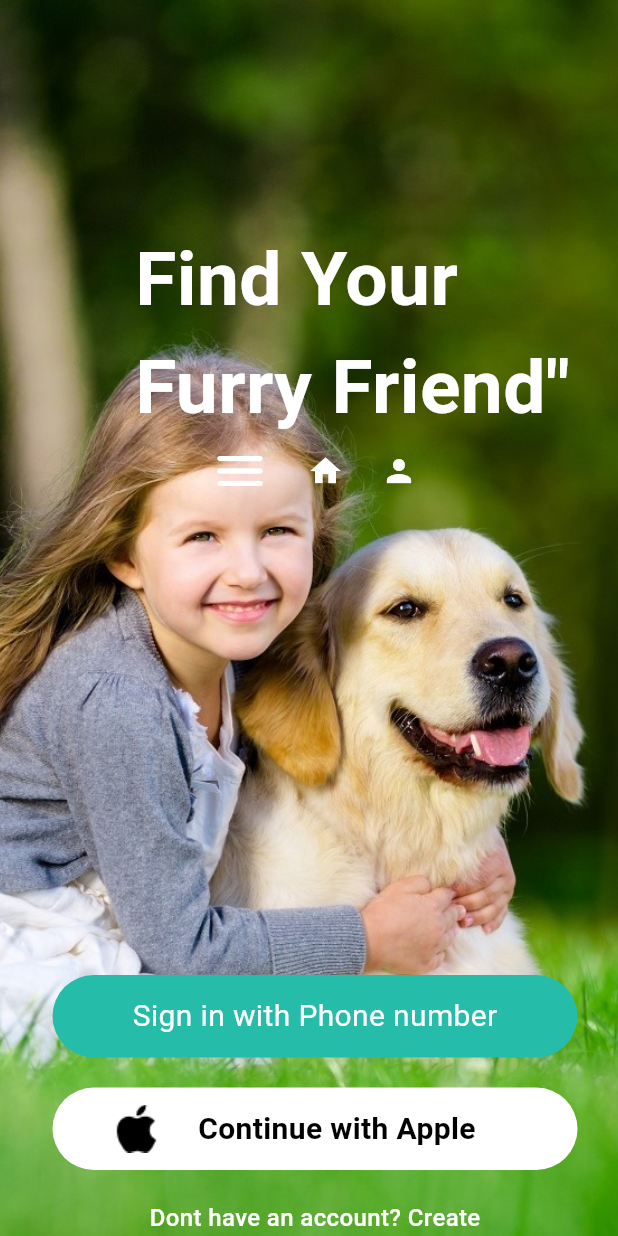
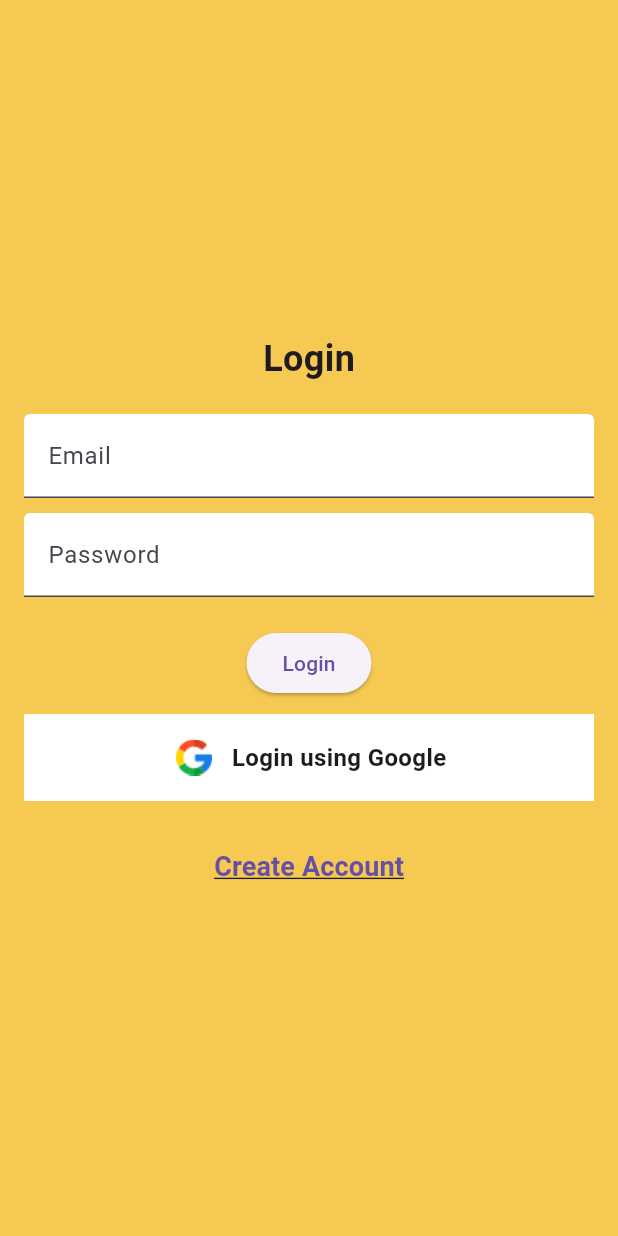
Before and after one commit to Chinmayee1103/Pawprints, a Flutter app: the screen it shows after launch, after a tap on "I am a User", on a phone screen of 412 x 824 dp. Run offline on Flutter 3.47's test engine with Material 3 defaults, Android fonts, the phone set to English and light mode, and no system bars; our stand-ins replace firebase_core, google_fonts; accounts and stored records are empty.

Commit message:
Changed the loginpage.dart

```diff
--- a/lib/ChoicePage.dart
+++ b/lib/ChoicePage.dart
@@ -1,6 +1,7 @@
 import 'package:flutter/material.dart';
 import 'package:pet_adoption/OrganizationLoginPage.dart';
 import 'package:pet_adoption/loginpage.dart';
+import 'dart:ui'; // Import for the blur effect
 
 class ChoicePage extends StatelessWidget {
   @override
@@ -8,12 +9,22 @@ class ChoicePage extends StatelessWidget {
     return Scaffold(
       body: Stack(
         children: [
+          // Background image
           Image.asset(
             'assets/choicepage3.jpeg', // Replace with your background image
             fit: BoxFit.cover,
             height: double.infinity,
             width: double.infinity,
           ),
+          // Blur effect
+          BackdropFilter(
+            filter: ImageFilter.blur(sigmaX: 5.0, sigmaY: 5.0),
+            child: Container(
+              color: Colors.black
+                  .withOpacity(0.3), // Optional: Add a semi-transparent overlay
+            ),
+          ),
+          // Buttons
           Align(
             alignment: Alignment.bottomCenter,
             child: Padding(
--- a/lib/intro_screen.dart
+++ b/lib/intro_screen.dart
@@ -1,5 +1,6 @@
 import 'dart:async';
 import 'package:flutter/material.dart';
+import 'package:google_fonts/google_fonts.dart';
 import 'package:pet_adoption/First.dart';
 import 'package:pet_adoption/loginpage.dart';
 import 'package:pet_adoption/ChoicePage.dart';
@@ -41,7 +42,7 @@ class _intro_screenState extends State<intro_screen> {
             SizedBox(height: 20), // Add some space between the image and text
             Text(
               'PawPrints',
-              style: TextStyle(
+              style: GoogleFonts.abel(
                 fontSize: 24,
                 fontWeight: FontWeight.bold,
                 color: Colors.black,
--- a/lib/loginpage.dart
+++ b/lib/loginpage.dart
@@ -1,183 +1,95 @@
 import 'package:flutter/material.dart';
-import 'package:pet_adoption/First.dart';
+
+void main() {
+  runApp(MaterialApp(
+    home: LoginPage(),
+  ));
+}
 
 class LoginPage extends StatelessWidget {
-  const LoginPage({super.key});
-
   @override
   Widget build(BuildContext context) {
     return Scaffold(
-      body: SingleChildScrollView(
-        child: Column(
-          crossAxisAlignment: CrossAxisAlignment.start,
-          children: [
-            Stack(
+      body: Container(
+        color: Color(0xffF6C953), // Background color
+        child: Center(
+          child: Padding(
+            padding: const EdgeInsets.all(16.0),
+            child: Column(
+              mainAxisAlignment: MainAxisAlignment.center,
               children: [
-                Image.asset(
-                  'assets/intro4.jpeg',
-                  fit: BoxFit.cover,
-                  height: 900,
+                Text(
+                  'Login',
+                  style: TextStyle(
+                    fontSize: 24.0,
+                    fontWeight: FontWeight.bold,
+                  ),
                 ),
-                Padding(
-                  padding: const EdgeInsets.only(top: 150, left: 90),
-                  child: Column(
-                    crossAxisAlignment: CrossAxisAlignment.start,
+                SizedBox(height: 20.0),
+                TextFormField(
+                  decoration: InputDecoration(
+                    labelText: 'Email',
+                    filled: true,
+                    fillColor: Colors.white,
+                  ),
+                ),
+                SizedBox(height: 10.0),
+                TextFormField(
+                  decoration: InputDecoration(
+                    labelText: 'Password',
+                    filled: true,
+                    fillColor: Colors.white,
+                  ),
+                  obscureText: true,
+                ),
+                SizedBox(height: 20.0),
+                ElevatedButton(
+                  onPressed: () {
+                    // Implement login functionality
+                  },
+                  child: Text('Login'),
+                ),
+                SizedBox(height: 10.0),
+                Container(
+                  decoration: BoxDecoration(
+                    color: Colors.white,
+                    borderRadius: BorderRadius.circular(0),
+                  ),
+                  padding: EdgeInsets.all(14.0),
+                  child: Row(
+                    mainAxisAlignment: MainAxisAlignment.center,
                     children: [
+                      Image.asset(
+                        'assets/google.png', // Path to your Google icon asset
+                        height: 30.0,
+                        width: 30.0,
+                      ),
+                      SizedBox(width: 10.0),
                       Text(
-                        'Find Your Furry Friend"',
+                        'Login using Google',
                         style: TextStyle(
-                          fontSize: 50,
+                          fontSize: 16.0,
                           fontWeight: FontWeight.bold,
-                          color: Colors.white,
-                        ),
-                      ),
-                      SizedBox(
-                        width: 200,
-                        child: Row(
-                          mainAxisAlignment: MainAxisAlignment.start,
-                          children: [
-                            SizedBox(width: 50),
-                            Icon(
-                              Icons.menu_rounded,
-                              color: Colors.white,
-                              size: 40,
-                            ),
-                            SizedBox(width: 25),
-                            GestureDetector(
-                              onTap: () {
-                                // Navigate to the desired screen/page
-                                Navigator.push(
-                                  context,
-                                  MaterialPageRoute(
-                                    builder: (context) => First(),
-                                  ),
-                                );
-                              },
-                              child: Icon(
-                                Icons.home,
-                                color: Colors.white,
-                              ),
-                            ),
-                            SizedBox(width: 25),
-                            GestureDetector(
-                              onTap: () {
-                                // Navigate to the desired screen/page
-                                Navigator.push(
-                                  context,
-                                  MaterialPageRoute(
-                                    builder: (context) => First(),
-                                  ),
-                                );
-                              },
-                              child: Icon(
-                                Icons.person,
-                                color: Colors.white,
-                              ),
-                            ),
-                          ],
                         ),
                       ),
                     ],
                   ),
                 ),
-                Padding(
-                  padding: const EdgeInsets.only(top: 650, left: 35),
-                  child: Column(
-                    children: [
-                      GestureDetector(
-                        onTap: () {
-                          // Navigate to the desired screen/page
-                          Navigator.push(
-                            context,
-                            MaterialPageRoute(
-                              builder: (context) => First(),
-                            ),
-                          );
-                        },
-                        child: Container(
-                          height: 55,
-                          width: 350,
-                          decoration: BoxDecoration(
-                            color: Color(0xff25BCA9),
-                            borderRadius: BorderRadius.circular(30),
-                          ),
-                          child: Center(
-                            child: Text(
-                              'Sign in with Phone number',
-                              style: TextStyle(
-                                color: Colors.white,
-                                fontSize: 20,
-                                fontWeight: FontWeight.w400,
-                              ),
-                            ),
-                          ),
-                        ),
-                      ),
-                      SizedBox(height: 20),
-                      Container(
-                        height: 55,
-                        width: 350,
-                        decoration: BoxDecoration(
-                          color: Colors.white,
-                          borderRadius: BorderRadius.circular(30),
-                        ),
-                        child: Padding(
-                          padding: const EdgeInsets.only(left: 40),
-                          child: GestureDetector(
-                            onTap: () {
-                              // Navigate to the desired screen/page
-                              Navigator.push(
-                                context,
-                                MaterialPageRoute(
-                                  builder: (context) => First(),
-                                ),
-                              );
-                            },
-                            child: Center(
-                              child: Row(
-                                children: [
-                                  Image.asset('assets/apple-logo (1).png'),
-                                  SizedBox(width: 25),
-                                  Text(
-                                    'Continue with Apple',
-                                    style: TextStyle(
-                                      color: Colors.black,
-                                      fontSize: 20,
-                                      fontWeight: FontWeight.w600,
-                                    ),
-                                  ),
-                                ],
-                              ),
-                            ),
-                          ),
-                        ),
-                      ),
-                      SizedBox(height: 20),
-                      GestureDetector(
-                        onTap: () {
-                          // Navigate to the desired screen/page
-                          Navigator.push(
-                            context,
-                            MaterialPageRoute(
-                              builder: (context) => First(),
-                            ),
-                          );
-                        },
-                        child: Text(
-                          'Dont have an account? Create',
-                          style: TextStyle(
-                            color: Colors.white,
-                            fontSize: 16,
-                            fontWeight: FontWeight.w500,
-                          ),
-                        ),
-                      ),
-                    ],
-                  ),
+                SizedBox(height: 20.0),
+                TextButton(
+                  onPressed: () {
+                    // Navigate to create account page
+                    // Example: Navigator.push(context, MaterialPageRoute(builder: (context) => CreateAccountPage()));
+                  },
+                  child: Text('Create Account',
+                      style: TextStyle(
+                          fontSize: 18,
+                          fontWeight: FontWeight.w700,
+                          decoration: TextDecoration.underline)),
                 ),
               ],
             ),
-          ],
+          ),
         ),
       ),
     );
```
Also changed, not shown: pubspec.yaml (+4 -4 lines), assets/google.png (added), pubspec.lock, 4 other files.
